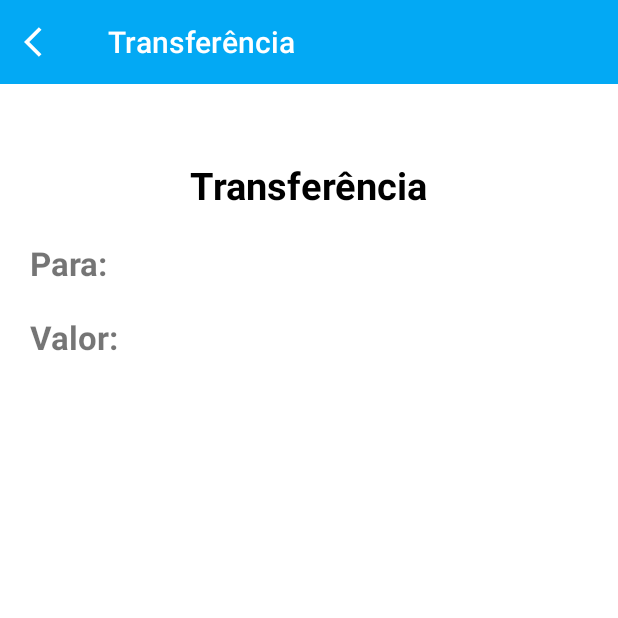
After one commit to Julian-Siqueira/Projeto-BancoMR, an Android app: the Transferencia screen opened directly, with no data from a screen before it, on a phone screen of 412 x 824 dp, the top half of it. The commit adds this screen. Run offline under Robolectric (Android 15) with nearby library versions, the phone set to English and light mode, and no system bars.

Commit message:
Criado Activity Transferencia, e Toolbar personalizada.

```diff
--- a/app/src/main/AndroidManifest.xml
+++ b/app/src/main/AndroidManifest.xml
@@ -12,6 +12,9 @@
         android:supportsRtl="true"
         android:theme="@style/Theme.BancoMR"
         tools:targetApi="31">
+        <activity
+            android:name=".Transferencia"
+            android:exported="false" />
         <activity
             android:name=".Fatura"
             android:exported="false" />
--- a/app/src/main/java/devandroid/julian/bancomr/MainActivity.java
+++ b/app/src/main/java/devandroid/julian/bancomr/MainActivity.java
@@ -49,5 +49,11 @@ public class MainActivity extends AppCompatActivity {
             finish();
         });
 
+        binding.imgTransferencia.setOnClickListener(view -> {
+            Intent navegarTelaTransferencia = new Intent(MainActivity.this, Transferencia.class);
+            startActivity(navegarTelaTransferencia);
+            finish();
+        });
+
     }
 }
--- /dev/null
+++ b/app/src/main/java/devandroid/julian/bancomr/Transferencia.java
@@ -0,0 +1,39 @@
+package devandroid.julian.bancomr;
+
+import android.content.Intent;
+import android.os.Bundle;
+
+import androidx.activity.EdgeToEdge;
+import androidx.appcompat.app.AppCompatActivity;
+import androidx.core.graphics.Insets;
+import androidx.core.view.ViewCompat;
+import androidx.core.view.WindowInsetsCompat;
+
+import devandroid.julian.bancomr.databinding.ActivityTransferenciaBinding;
+
+public class Transferencia extends AppCompatActivity {
+
+    ActivityTransferenciaBinding binding;
+    @Override
+    protected void onCreate(Bundle savedInstanceState) {
+        super.onCreate(savedInstanceState);
+        EdgeToEdge.enable(this);
+        binding = ActivityTransferenciaBinding.inflate(getLayoutInflater());
+        setContentView(binding.getRoot());
+        ViewCompat.setOnApplyWindowInsetsListener(findViewById(R.id.main), (v, insets) -> {
+            Insets systemBars = insets.getInsets(WindowInsetsCompat.Type.systemBars());
+            v.setPadding(systemBars.left, systemBars.top, systemBars.right, systemBars.bottom);
+            return insets;
+        });
+
+        getSupportActionBar().hide();
+
+        binding.toolbarTransferencia.setNavigationOnClickListener(view -> {
+
+            Intent navegarTelaMain = new Intent(Transferencia.this, MainActivity.class);
+            startActivity(navegarTelaMain);
+            finish();
+        });
+
+    }
+}
--- /dev/null
+++ b/app/src/main/res/layout/activity_transferencia.xml
@@ -0,0 +1,47 @@
+<?xml version="1.0" encoding="utf-8"?>
+<LinearLayout xmlns:android="http://schemas.android.com/apk/res/android"
+    xmlns:app="http://schemas.android.com/apk/res-auto"
+    xmlns:tools="http://schemas.android.com/tools"
+    android:id="@+id/main"
+    android:layout_width="match_parent"
+    android:layout_height="match_parent"
+    android:orientation="vertical"
+    tools:context=".Transferencia">
+
+
+    <Toolbar
+        android:id="@+id/toolbar_transferencia"
+        android:layout_width="match_parent"
+        android:layout_height="wrap_content"
+        android:background="@color/blue"
+        android:title="Transferência"
+        android:titleTextColor="@color/white"
+        android:navigationIcon="@drawable/ic_back"/>
+    <TextView
+        android:layout_width="wrap_content"
+        android:layout_height="wrap_content"
+        android:text="Transferência"
+        android:textSize="25sp"
+        android:textStyle="bold"
+        android:textColor="@color/black"
+        android:layout_gravity="center"
+        android:layout_marginTop="50dp"/>
+
+    <TextView
+        android:layout_width="wrap_content"
+        android:layout_height="wrap_content"
+        android:text="Para: "
+        android:textSize="22sp"
+        android:textStyle="bold"
+        android:layout_marginTop="20dp"
+        android:layout_marginStart="20dp"/>
+
+    <TextView
+        android:layout_width="wrap_content"
+        android:layout_height="wrap_content"
+        android:text="Valor: "
+        android:textSize="22sp"
+        android:textStyle="bold"
+        android:layout_marginTop="20dp"
+        android:layout_marginStart="20dp"/>
+</LinearLayout>
```
